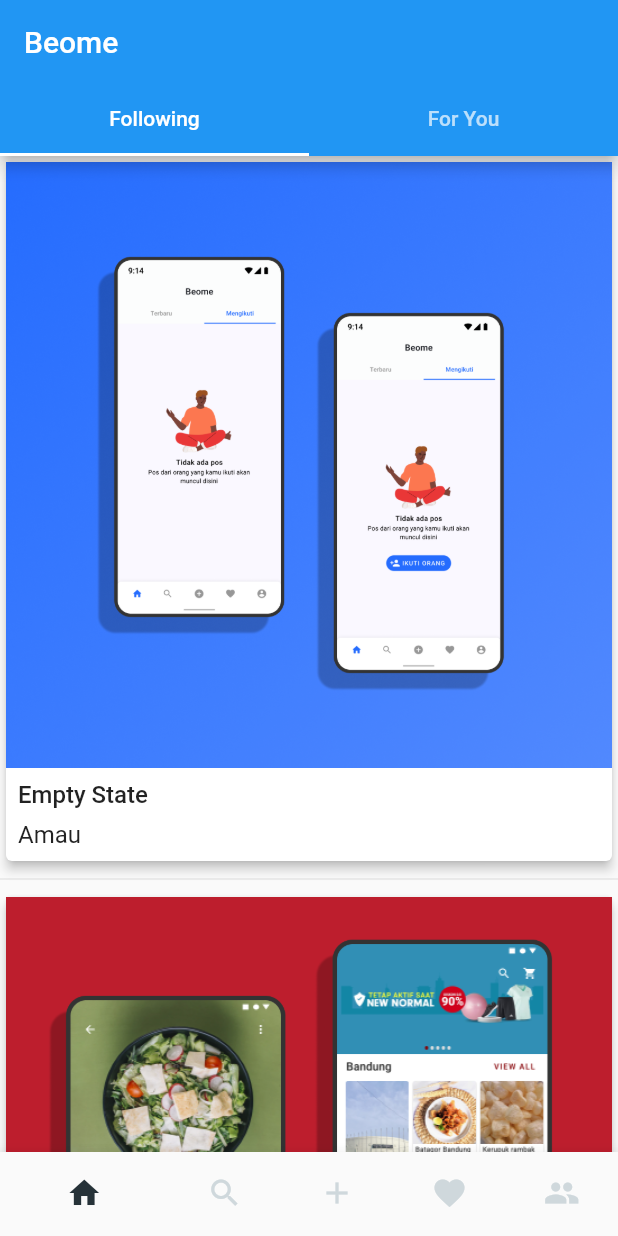
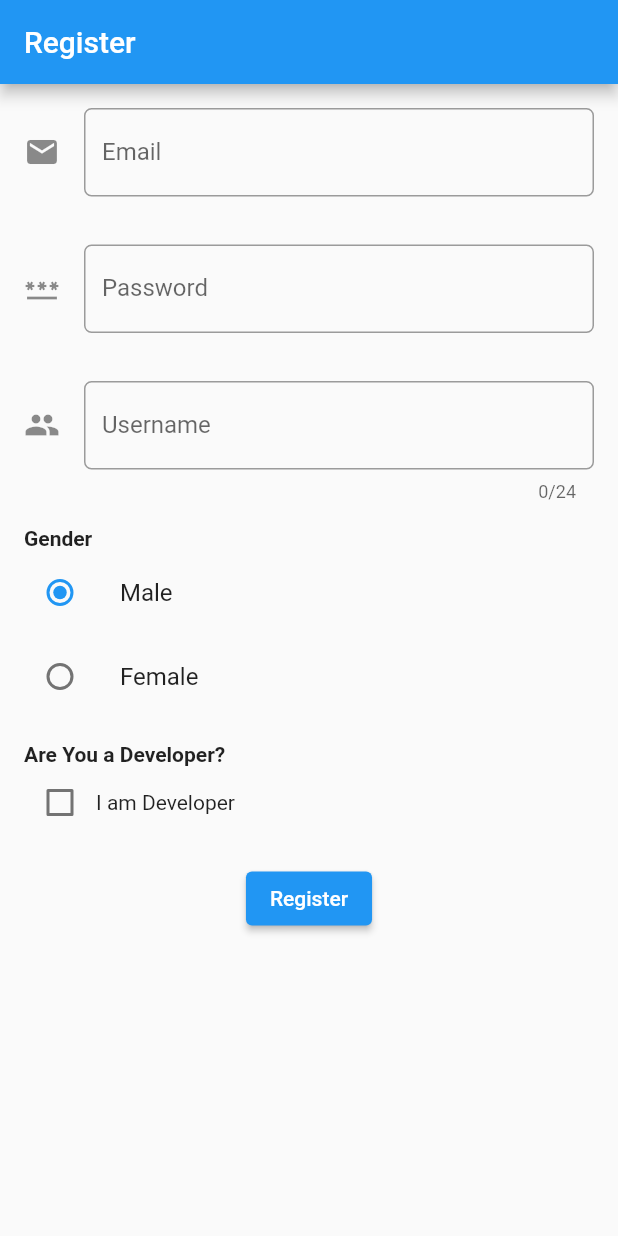
Before and after one commit to irgiahmadm/tugas2-gits-studiindependen-flutter, a Flutter app: the screen it shows after launch, on a phone screen of 412 x 824 dp. Run offline on Flutter 3.47's test engine with Material 2 defaults, Android fonts, the phone set to English and light mode, and no system bars.

Commit message:
tugas 3 form and inputs

```diff
--- a/lib/main.dart
+++ b/lib/main.dart
@@ -1,3 +1,4 @@
+import 'package:first_flutter/screens/register/Register.dart';
 import 'package:flutter/material.dart';
 import '../screens/home/HomePageScreen.dart';
 
@@ -13,7 +14,7 @@ class MyApp extends StatelessWidget {
   Widget build(BuildContext context) {
     return const MaterialApp(
       title: _title,
-      home: BottomNavBar(),
+      home: Register(),
     );
   }
 }
@@ -42,34 +43,19 @@ class _BottomNavBar extends State<BottomNavBar> {
       _selectedIndex = index;
     });
   }
+
   @override
   Widget build(BuildContext context) {
     return Scaffold(
-      body: Container(
-        child: _widgetOptions.elementAt(_selectedIndex)
-      ),
+      body: Container(child: _widgetOptions.elementAt(_selectedIndex)),
       bottomNavigationBar: BottomNavigationBar(
         items: const <BottomNavigationBarItem>[
+          BottomNavigationBarItem(icon: Icon(Icons.home), label: 'Home'),
+          BottomNavigationBarItem(icon: Icon(Icons.search), label: 'Search'),
+          BottomNavigationBarItem(icon: Icon(Icons.add), label: 'Add'),
           BottomNavigationBarItem(
-            icon: Icon(Icons.home),
-            label: 'Home'
-          ),
-          BottomNavigationBarItem(
-            icon: Icon(Icons.search),
-            label: 'Search'
-          ),
-          BottomNavigationBarItem(
-            icon: Icon(Icons.add),
-            label: 'Add'
-          ),
-          BottomNavigationBarItem(
-            icon: Icon(Icons.favorite),
-            label: 'Favorite'
-          ),
-          BottomNavigationBarItem(
-            icon: Icon(Icons.people),
-            label: 'Profile'
-          ),
+              icon: Icon(Icons.favorite), label: 'Favorite'),
+          BottomNavigationBarItem(icon: Icon(Icons.people), label: 'Profile'),
         ],
         showSelectedLabels: false,
         showUnselectedLabels: false,
--- /dev/null
+++ b/lib/screens/register/Register.dart
@@ -0,0 +1,204 @@
+import 'package:first_flutter/widget/content_dialog_register.dart';
+import 'package:flutter/material.dart';
+
+class Register extends StatefulWidget {
+  const Register({Key? key}) : super(key: key);
+  @override
+  _RegisterState createState() => _RegisterState();
+}
+
+enum Gender { male, female }
+
+class _RegisterState extends State<Register> {
+  final _formKey = GlobalKey<FormState>();
+  final _username = TextEditingController();
+  final _email = TextEditingController();
+  final _password = TextEditingController();
+  Gender? _gender = Gender.male;
+  bool _isDeveloper = false;
+
+  @override
+  void dispose() {
+    _username.dispose();
+    _email.dispose();
+    _password.dispose();
+
+    super.dispose();
+  }
+
+  @override
+  Widget build(BuildContext context) {
+    return Scaffold(
+      appBar: AppBar(
+        title: Text("Register"),
+      ),
+      body: Form(
+          key: _formKey,
+          child: SingleChildScrollView(
+            child: Column(
+              children: [
+                //Input Email
+                Padding(
+                  padding: EdgeInsets.all(16),
+                  child: TextFormField(
+                    keyboardType: TextInputType.emailAddress,
+                    controller: _email,
+                    decoration: new InputDecoration(
+                      hintText: 'example@mail.com',
+                      labelText: 'Email',
+                      icon: Icon(Icons.email),
+                      border: OutlineInputBorder(
+                          borderRadius: new BorderRadius.circular(5.0)),
+                    ),
+                    validator: (value) {
+                      if (value!.isEmpty) {
+                        return 'Email can not be empty';
+                      }
+                      return null;
+                    },
+                  ),
+                ),
+                //Input password
+                Padding(
+                  padding: EdgeInsets.all(16),
+                  child: TextFormField(
+                    obscureText: true,
+                    obscuringCharacter: '*',
+                    controller: _password,
+                    decoration: new InputDecoration(
+                      hintText: '******',
+                      labelText: 'Password',
+                      icon: Icon(Icons.password),
+                      border: OutlineInputBorder(
+                          borderRadius: new BorderRadius.circular(5.0)),
+                    ),
+                    validator: (value) {
+                      if (value!.isEmpty) {
+                        return 'Password can not be empty';
+                      } else if (value.length < 6) {
+                        return 'Password must be more than 6 characters long';
+                      }
+                      return null;
+                    },
+                  ),
+                ),
+                //Input username
+                Padding(
+                  padding: EdgeInsets.all(16),
+                  child: TextFormField(
+                    keyboardType: TextInputType.emailAddress,
+                    controller: _username,
+                    maxLength: 24,
+                    decoration: new InputDecoration(
+                      hintText: 'ex: johndoe',
+                      labelText: 'Username',
+                      icon: Icon(Icons.people),
+                      border: OutlineInputBorder(
+                          borderRadius: new BorderRadius.circular(5.0)),
+                    ),
+                    validator: (value) {
+                      if (value!.isEmpty) {
+                        return 'Username can not be empty';
+                      }
+                      return null;
+                    },
+                  ),
+                ),
+                Center(
+                  child: Column(
+                    children: <Widget>[
+                      Align(
+                          alignment: Alignment.centerLeft,
+                          child: Padding(
+                            padding: EdgeInsets.only(left: 16),
+                            child: Text('Gender',
+                                style: TextStyle(fontWeight: FontWeight.bold)),
+                          )),
+                      ListTile(
+                        title: const Text('Male'),
+                        leading: Radio<Gender>(
+                          value: Gender.male,
+                          groupValue: _gender,
+                          onChanged: (Gender? value) {
+                            setState(() {
+                              _gender = value;
+                            });
+                          },
+                        ),
+                      ),
+                      ListTile(
+                        title: const Text('Female'),
+                        leading: Radio<Gender>(
+                          value: Gender.female,
+                          groupValue: _gender,
+                          onChanged: (Gender? value) {
+                            setState(() {
+                              _gender = value;
+                            });
+                          },
+                        ),
+                      ),
+                    ],
+                  ),
+                ),
+                Padding(
+                  padding: EdgeInsets.all(16),
+                  child: Column(
+                    children: [
+                      Align(
+                        alignment: Alignment.centerLeft,
+                        child: Text('Are You a Developer?',
+                            style: TextStyle(fontWeight: FontWeight.bold)),
+                      ),
+                      Row(
+                        children: <Widget>[
+                          Checkbox(
+                            value: _isDeveloper,
+                            onChanged: (value) {
+                              setState(() {
+                                _isDeveloper = value!;
+                              });
+                            },
+                          ),
+                          Text('I am Developer')
+                        ],
+                      ),
+                    ],
+                  ),
+                ),
+                ElevatedButton(
+                    onPressed: () {
+                      AlertDialog alertDialog = new AlertDialog(
+                        title: Text('Register Confirmation'),
+                        content: ContentDialogRegister(
+                            email: _email.text,
+                            password: _password.text,
+                            username: _username.text,
+                            gender: _gender!,
+                            isDeveloper: _isDeveloper),
+                        actions: [
+                          TextButton(
+                            onPressed: () => Navigator.pop(context, 'Cancel'),
+                            child: const Text('Cancel'),
+                          ),
+                          TextButton(
+                            onPressed: () => Navigator.pop(context, 'OK'),
+                            child: const Text('OK'),
+                          ),
+                        ],
+                      );
+                      if (_formKey.currentState!.validate()) {
+                        showDialog(
+                            context: context,
+                            builder: (context) {
+                              return alertDialog;
+                            });
+                      }
+                    },
+                    child: Text('Register'))
+              ],
+            ),
+          )),
+    );
+  }
+}
--- /dev/null
+++ b/lib/widget/content_dialog_register.dart
@@ -0,0 +1,81 @@
+import 'package:flutter/material.dart';
+import '../screens/register/Register.dart';
+
+class ContentDialogRegister extends StatefulWidget {
+  final String email;
+  final String password;
+  final String username;
+  final Gender gender;
+  final bool isDeveloper;
+
+  const ContentDialogRegister({
+    Key? key,
+    required this.email,
+    required this.password,
+    required this.username,
+    required this.gender,
+    required this.isDeveloper,
+  }) : super(key: key);
+
+  @override
+  _ContentDialogRegisterState createState() => _ContentDialogRegisterState();
+}
+
+class _ContentDialogRegisterState extends State<ContentDialogRegister> {
+  @override
+  Widget build(BuildContext context) {
+    return Container(
+      height: 180,
+      child: Column(
+        children: [
+          Padding(
+            padding: EdgeInsets.only(top: 8),
+            child: Align(
+              alignment: Alignment.centerLeft,
+              child:
+                  Text('Email', style: TextStyle(fontWeight: FontWeight.bold)),
+            ),
+          ),
+          Align(
+            alignment: Alignment.centerLeft,
+            child: Text(widget.email),
+          ),
+          Padding(
+            padding: EdgeInsets.only(top: 8),
+            child: Align(
+              alignment: Alignment.centerLeft,
+              child: Text('Username',
+                  style: TextStyle(fontWeight: FontWeight.bold)),
+            ),
+          ),
+          Align(
+            alignment: Alignment.centerLeft,
+            child: Text(widget.username),
+          ),
+          Padding(
+            padding: EdgeInsets.only(top: 8),
+            child: Align(
+              alignment: Alignment.centerLeft,
+              child:
+                  Text('Gender', style: TextStyle(fontWeight: FontWeight.bold)),
+            ),
+          ),
+          Align(
+            alignment: Alignment.centerLeft,
+            child: Text(widget.gender.toString().split('.').last),
+          ),
+          if (widget.isDeveloper) ...[
+            Padding(
+              padding: EdgeInsets.only(top: 8),
+              child: Align(
+                alignment: Alignment.centerLeft,
+                child: Text('I Am Developer',
+                    style: TextStyle(fontWeight: FontWeight.bold)),
+              ),
+            ),
+          ]
+        ],
+      ),
+    );
+  }
+}
```
